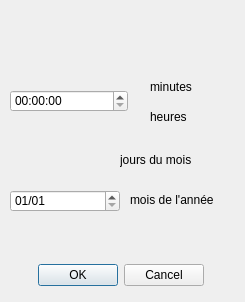
Above: src/views/forms/frequencydialog.ui from LP-ACPI/VerrouYEAH before the change. Below: the same form after it.
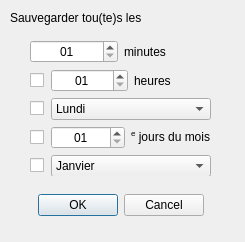
That is the form after the change.

Patch:
```diff
--- a/src/views/forms/frequencydialog.ui
+++ b/src/views/forms/frequencydialog.ui
@@ -7,7 +7,7 @@
     <x>0</x>
     <y>0</y>
     <width>245</width>
-    <height>302</height>
+    <height>242</height>
    </rect>
   </property>
   <property name="windowTitle">
@@ -17,7 +17,7 @@
    <property name="geometry">
     <rect>
      <x>0</x>
-     <y>260</y>
+     <y>190</y>
      <width>241</width>
      <height>31</height>
     </rect>
@@ -35,77 +35,290 @@
   <widget class="QLabel" name="label">
    <property name="geometry">
     <rect>
-     <x>150</x>
-     <y>80</y>
-     <width>47</width>
-     <height>13</height>
+     <x>10</x>
+     <y>10</y>
+     <width>141</width>
+     <height>16</height>
     </rect>
    </property>
    <property name="text">
-    <string>minutes</string>
+    <string>Sauvegarder tou(te)s les</string>
    </property>
   </widget>
-  <widget class="QLabel" name="label_2">
+  <widget class="QWidget" name="layoutWidget">
    <property name="geometry">
     <rect>
-     <x>150</x>
-     <y>110</y>
-     <width>47</width>
-     <height>13</height>
+     <x>30</x>
+     <y>40</y>
+     <width>181</width>
+     <height>136</height>
     </rect>
    </property>
-   <property name="text">
-    <string>heures</string>
-   </property>
-  </widget>
-  <widget class="QLabel" name="label_3">
-   <property name="geometry">
-    <rect>
-     <x>120</x>
-     <y>150</y>
-     <width>131</width>
-     <height>20</height>
-    </rect>
-   </property>
-   <property name="text">
-    <string>jours du mois</string>
-   </property>
-  </widget>
-  <widget class="QLabel" name="label_4">
-   <property name="geometry">
-    <rect>
-     <x>130</x>
-     <y>190</y>
-     <width>91</width>
-     <height>20</height>
-    </rect>
-   </property>
-   <property name="text">
-    <string>mois de l'année</string>
-   </property>
-  </widget>
-  <widget class="QTimeEdit" name="timeEdit">
-   <property name="geometry">
-    <rect>
-     <x>10</x>
-     <y>90</y>
-     <width>118</width>
-     <height>22</height>
-    </rect>
-   </property>
-  </widget>
-  <widget class="QDateEdit" name="dateEdit">
-   <property name="geometry">
-    <rect>
-     <x>10</x>
-     <y>190</y>
-     <width>110</width>
-     <height>22</height>
-    </rect>
-   </property>
-   <property name="displayFormat">
-    <string>dd/MM</string>
-   </property>
+   <layout class="QVBoxLayout" name="verticalLayout">
+    <item>
+     <layout class="QHBoxLayout" name="horizontalLayout_2">
+      <item>
+       <widget class="QTimeEdit" name="minutes">
+        <property name="alignment">
+         <set>Qt::AlignCenter</set>
+        </property>
+        <property name="minimumDateTime">
+         <datetime>
+          <hour>0</hour>
+          <minute>1</minute>
+          <second>0</second>
+          <year>2000</year>
+          <month>1</month>
+          <day>1</day>
+         </datetime>
+        </property>
+        <property name="displayFormat">
+         <string>mm</string>
+        </property>
+        <property name="calendarPopup">
+         <bool>false</bool>
+        </property>
+        <property name="time">
+         <time>
+          <hour>0</hour>
+          <minute>1</minute>
+          <second>0</second>
+         </time>
+        </property>
+       </widget>
+      </item>
+      <item>
+       <widget class="QLabel" name="minutesLab">
+        <property name="text">
+         <string>minutes</string>
+        </property>
+       </widget>
+      </item>
+     </layout>
+    </item>
+    <item>
+     <layout class="QHBoxLayout" name="horizontalLayout">
+      <item>
+       <widget class="QCheckBox" name="checkBox_2">
+        <property name="maximumSize">
+         <size>
+          <width>15</width>
+          <height>16777215</height>
+         </size>
+        </property>
+        <property name="text">
+         <string/>
+        </property>
+       </widget>
+      </item>
+      <item>
+       <widget class="QTimeEdit" name="hours">
+        <property name="alignment">
+         <set>Qt::AlignCenter</set>
+        </property>
+        <property name="minimumDateTime">
+         <datetime>
+          <hour>1</hour>
+          <minute>0</minute>
+          <second>0</second>
+          <year>2000</year>
+          <month>1</month>
+          <day>1</day>
+         </datetime>
+        </property>
+        <property name="maximumTime">
+         <time>
+          <hour>23</hour>
+          <minute>59</minute>
+          <second>59</second>
+         </time>
+        </property>
+        <property name="displayFormat">
+         <string>HH</string>
+        </property>
+       </widget>
+      </item>
+      <item>
+       <widget class="QLabel" name="label_2">
+        <property name="text">
+         <string>heures</string>
+        </property>
+       </widget>
+      </item>
+     </layout>
+    </item>
+    <item>
+     <layout class="QHBoxLayout" name="horizontalLayout_5">
+      <item>
+       <widget class="QCheckBox" name="checkBox_3">
+        <property name="maximumSize">
+         <size>
+          <width>15</width>
+          <height>16777215</height>
+         </size>
+        </property>
+        <property name="text">
+         <string/>
+        </property>
+       </widget>
+      </item>
+      <item>
+       <widget class="QComboBox" name="daysOfWeek">
+        <item>
+         <property name="text">
+          <string>Lundi</string>
+         </property>
+        </item>
+        <item>
+         <property name="text">
+          <string>Mardi</string>
+         </property>
+        </item>
+        <item>
+         <property name="text">
+          <string>Mercredi</string>
+         </property>
+        </item>
+        <item>
+         <property name="text">
+          <string>Jeudi</string>
+         </property>
+        </item>
+        <item>
+         <property name="text">
+          <string>Vendredi</string>
+         </property>
+        </item>
+        <item>
+         <property name="text">
+          <string>Samedi</string>
+         </property>
+        </item>
+        <item>
+         <property name="text">
+          <string>Dimanche</string>
+         </property>
+        </item>
+       </widget>
+      </item>
+     </layout>
+    </item>
+    <item>
+     <layout class="QHBoxLayout" name="horizontalLayout_3">
+      <item>
+       <widget class="QCheckBox" name="checkBox_4">
+        <property name="maximumSize">
+         <size>
+          <width>15</width>
+          <height>16777215</height>
+         </size>
+        </property>
+        <property name="text">
+         <string/>
+        </property>
+       </widget>
+      </item>
+      <item>
+       <widget class="QDateEdit" name="daysOfMonth">
+        <property name="alignment">
+         <set>Qt::AlignCenter</set>
+        </property>
+        <property name="displayFormat">
+         <string>dd</string>
+        </property>
+       </widget>
+      </item>
+      <item>
+       <widget class="QLabel" name="label_3">
+        <property name="text">
+         <string>&lt;html&gt;&lt;head/&gt;&lt;body&gt;&lt;p&gt;&lt;span style=&quot; vertical-align:super;&quot;&gt;e&lt;/span&gt; jours du mois&lt;/p&gt;&lt;/body&gt;&lt;/html&gt;</string>
+        </property>
+       </widget>
+      </item>
+     </layout>
+    </item>
+    <item>
+     <layout class="QHBoxLayout" name="horizontalLayout_4">
+      <item>
+       <widget class="QCheckBox" name="checkBox_5">
+        <property name="maximumSize">
+         <size>
+          <width>15</width>
+          <height>16777215</height>
+         </size>
+        </property>
+        <property name="text">
+         <string/>
+        </property>
+       </widget>
+      </item>
+      <item>
+       <widget class="QComboBox" name="monthsOfYear">
+        <item>
+         <property name="text">
+          <string>Janvier</string>
+         </property>
+        </item>
+        <item>
+         <property name="text">
+          <string>Février</string>
+         </property>
+        </item>
+        <item>
+         <property name="text">
+          <string>Mars</string>
+         </property>
+        </item>
+        <item>
+         <property name="text">
+          <string>Avril</string>
+         </property>
+        </item>
+        <item>
+         <property name="text">
+          <string>Mai</string>
+         </property>
+        </item>
+        <item>
+         <property name="text">
+          <string>Juin</string>
+         </property>
+        </item>
+        <item>
+         <property name="text">
+          <string>Juillet</string>
+         </property>
+        </item>
+        <item>
+         <property name="text">
+          <string>Août</string>
+         </property>
+        </item>
+        <item>
+         <property name="text">
+          <string>Septembre</string>
+         </property>
+        </item>
+        <item>
+         <property name="text">
+          <string>Octobre</string>
+         </property>
+        </item>
+        <item>
+         <property name="text">
+          <string>Novembre</string>
+         </property>
+        </item>
+        <item>
+         <property name="text">
+          <string>Décembre</string>
+         </property>
+        </item>
+       </widget>
+      </item>
+     </layout>
+    </item>
+   </layout>
   </widget>
  </widget>
  <resources/>
```
Left out of the diff: 4 changed lines with no effect on the pictures.
